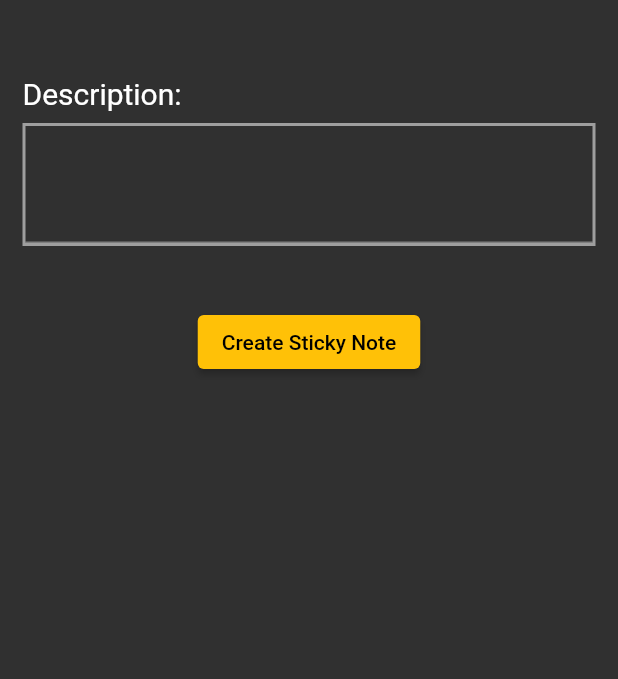
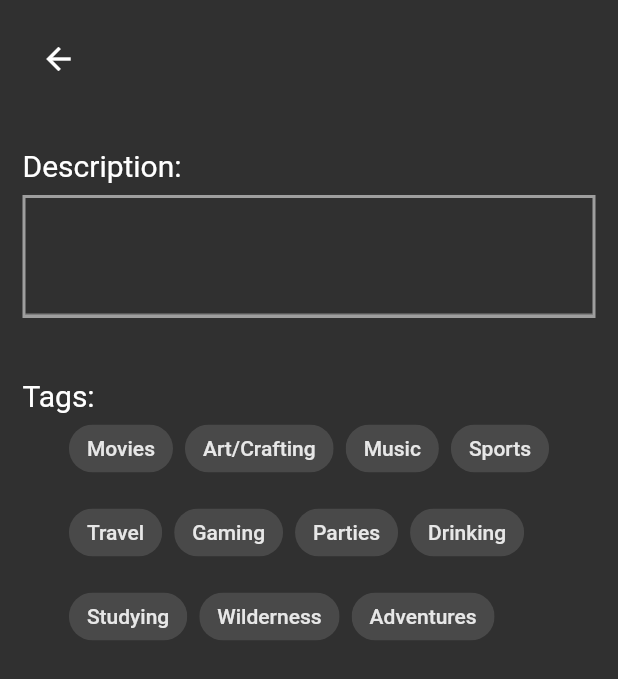
Before and after one commit to SamuTheCoder/StickTogether, a Flutter app: the EditProfilePage screen opened directly, on a phone screen of 412 x 824 dp. Shown: the top 679 px of the screen. Run offline on Flutter 3.47's test engine with Material 2 defaults, Android fonts, the phone set to English and light mode, and no system bars; our stand-ins replace flutter_map, latlong2, sqflite; missing offline and left inert: dart:html; accounts and stored records are empty.

Commit message:
edit_profile_page done

```diff
--- /dev/null
+++ b/stick_together_app/lib/components/tags_list.dart
@@ -0,0 +1,22 @@
+import 'package:flutter/material.dart';
+
+class Tag {
+  final String name;
+  final Color color;
+
+  Tag({required this.name, required this.color});
+}
+
+List<Tag> tagsList = [
+  Tag(name: "Movies", color: Colors.black),
+  Tag(name: "Art/Crafting", color: Colors.orangeAccent),
+  Tag(name: "Music", color: Colors.purple),
+  Tag(name: "Sports", color: Colors.green),
+  Tag(name: "Travel", color: Colors.teal),
+  Tag(name: "Gaming", color: Colors.red),
+  Tag(name: "Parties", color: Colors.pink),
+  Tag(name: "Drinking", color: Colors.deepOrange),
+  Tag(name: "Studying", color: Colors.blue),
+  Tag(name: "Wilderness", color: Colors.lightGreen),
+  Tag(name: "Adventures", color: Colors.yellow),
+];
--- a/stick_together_app/lib/edit_profile_page.dart
+++ b/stick_together_app/lib/edit_profile_page.dart
@@ -1,4 +1,5 @@
 import 'package:flutter/material.dart';
+import 'package:stick_together_app/components/tags_list.dart';
 
 class EditProfilePage extends StatefulWidget {
   const EditProfilePage({super.key});
@@ -11,15 +12,7 @@ class _EditProfilePageState extends State<EditProfilePage> {
   final _descriptionController = TextEditingController();
   final _userController = TextEditingController();
 
-  final timeSpans = [
-    "15 minutes",
-    "30 minutes",
-    "1 hour",
-    "2 hours",
-    "4 hours"
-  ];
-
-  String? _currentTimeSpan = "15 minutes";
+  List<Tag> selectedTags = [];
 
   @override
   Widget build(BuildContext context) {
@@ -28,6 +21,14 @@ class _EditProfilePageState extends State<EditProfilePage> {
         padding: EdgeInsets.all(15.0),
         child: Column(
           children: [
+            Align(
+              alignment: Alignment.topLeft,
+              child: IconButton(
+                  onPressed: () {
+                    Navigator.pop(context);
+                  },
+                  icon: const Icon(Icons.arrow_back)),
+            ),
             SizedBox(
               height: 20,
             ),
@@ -60,16 +61,44 @@ class _EditProfilePageState extends State<EditProfilePage> {
             SizedBox(
               height: 40,
             ),
-            Center(
-              child: ElevatedButton(
-                  style: ButtonStyle(
-                      backgroundColor: MaterialStateProperty.all(Colors.amber)),
-                  onPressed: () {},
-                  child: const Text("Create Sticky Note")),
+            Align(
+              alignment: Alignment.centerLeft,
+              child: Text(
+                "Tags:",
+                textAlign: TextAlign.left,
+                style: TextStyle(fontSize: 20),
+              ),
+            ),
+            Wrap(
+              spacing: 8,
+              children: tagsList.map((tag) {
+                bool isSelected = selectedTags.contains(tag);
+                return Padding(
+                  padding: EdgeInsets.only(bottom: 8),
+                  child: InputChip(
+                    label: Text(tag.name),
+                    selected: isSelected,
+                    selectedColor: tag.color,
+                    onSelected: (bool selected) {
+                      setState(() {
+                        if (selected) {
+                          if (!selectedTags.contains(tag)) {
+                            selectedTags.add(tag);
+                          }
+                        } else {
+                          selectedTags.remove(tag);
+                        }
+                      });
+                    },
+                  ),
+                );
+              }).toList(),
             )
           ],
         ),
       ),
     );
   }
+
+  Widget buildChips() => Chip(label: Text("bla"));
 }
```
